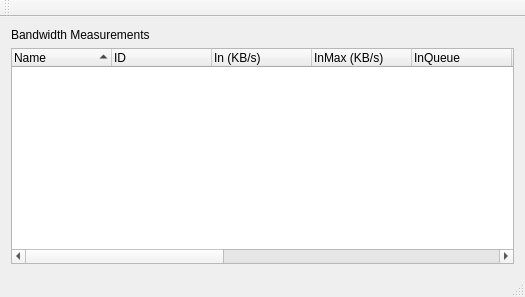
The window that retroshare-gui/src/gui/bwctrl/BwCtrlWindow.ui (RetroShare/RetroShare) describes before a commit, drawn with Qt 5.
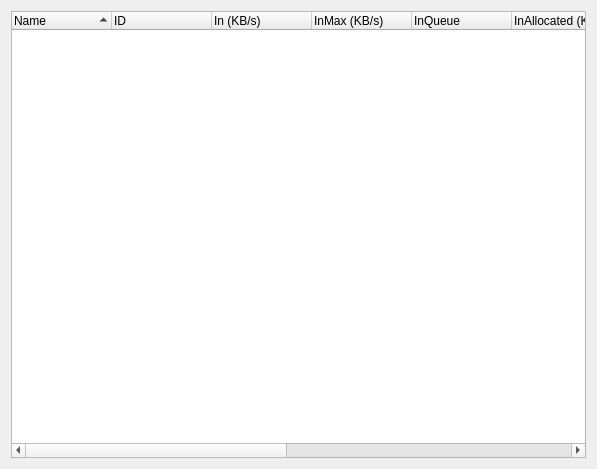
The same window after the commit. Icons and pictures are not drawn.

Commit message: * beautify DHT details * Added to display the Bandwidth details,Turtle router, Global router into the DHT Window * Now the DHT Details, will be a place to view all the details about the DHT, Bandwidth, Turtle & Global router and more.

Diff of the .ui file:
```diff
--- a/retroshare-gui/src/gui/bwctrl/BwCtrlWindow.ui
+++ b/retroshare-gui/src/gui/bwctrl/BwCtrlWindow.ui
@@ -1,35 +1,20 @@
 <?xml version="1.0" encoding="UTF-8"?>
 <ui version="4.0">
  <class>BwCtrlWindow</class>
- <widget class="QMainWindow" name="BwCtrlWindow">
-  <property name="enabled">
-   <bool>true</bool>
-  </property>
+ <widget class="QWidget" name="BwCtrlWindow">
   <property name="geometry">
    <rect>
     <x>0</x>
     <y>0</y>
-    <width>525</width>
-    <height>297</height>
+    <width>597</width>
+    <height>469</height>
    </rect>
   </property>
   <property name="windowTitle">
    <string>Bandwidth Control Window</string>
   </property>
-  <property name="windowIcon">
-   <iconset resource="../images.qrc">
-    <normaloff>:/images/logo/logo_16.png</normaloff>:/images/logo/logo_16.png</iconset>
-  </property>
-  <widget class="QWidget" name="centralWidget">
-   <layout class="QVBoxLayout" name="verticalLayout">
-    <item>
-     <widget class="QLabel" name="bwSummaryLabel">
-      <property name="text">
-       <string>Bandwidth Measurements</string>
-      </property>
-     </widget>
-    </item>
-    <item>
+  <layout class="QGridLayout" name="gridLayout">
+   <item row="0" column="0">
      <widget class="QTreeWidget" name="bwTreeWidget">
       <property name="sortingEnabled">
        <bool>true</bool>
@@ -98,29 +83,6 @@
     </item>
    </layout>
   </widget>
-  <widget class="QMenuBar" name="menuBar">
-   <property name="geometry">
-    <rect>
-     <x>0</x>
-     <y>0</y>
-     <width>525</width>
-     <height>20</height>
-    </rect>
-   </property>
-  </widget>
-  <widget class="QToolBar" name="mainToolBar">
-   <attribute name="toolBarArea">
-    <enum>TopToolBarArea</enum>
-   </attribute>
-   <attribute name="toolBarBreak">
-    <bool>false</bool>
-   </attribute>
-  </widget>
-  <widget class="QStatusBar" name="statusBar"/>
- </widget>
- <layoutdefault spacing="6" margin="11"/>
- <resources>
-  <include location="../images.qrc"/>
- </resources>
+ <resources/>
  <connections/>
 </ui>
```
Left out of the diff: 2 changed lines with no effect on the pictures. Lines whose indentation alone changed are shown as unchanged. The commit also changes 6 other files.
